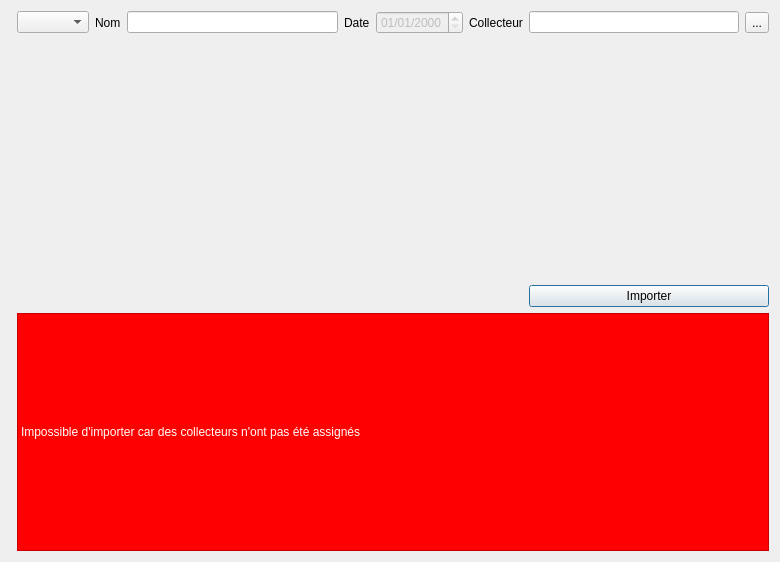
Before: the Qt Designer form ui/ui_databrowserdialog.ui in opengisch/QGIS_TEKSI_Wincan_Importer_Plugin, drawn with Qt 5.
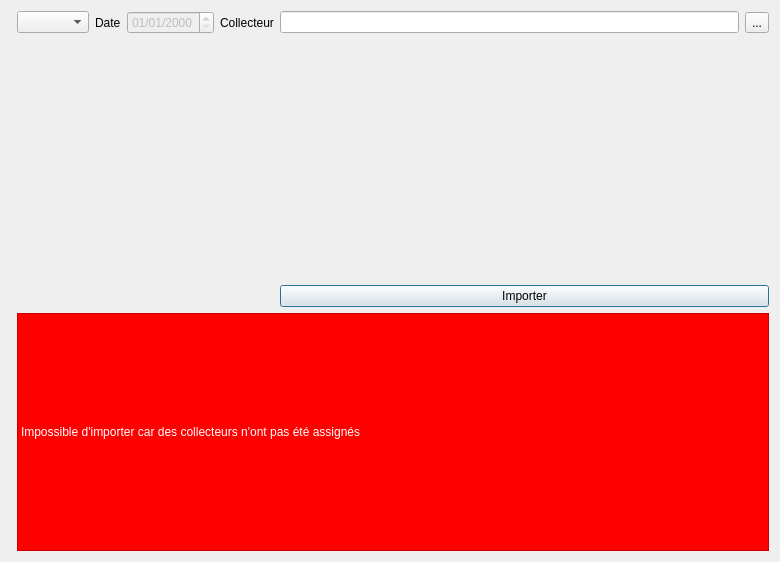
After: the same form once the commit is applied. Icons and pictures are not drawn. Custom widgets are drawn as their Qt base class.

What changed in the file:
```diff
--- a/ui/ui_databrowserdialog.ui
+++ b/ui/ui_databrowserdialog.ui
@@ -14,50 +14,14 @@
    <string>Wincan 2 QGEP</string>
   </property>
   <layout class="QGridLayout" name="gridLayout">
-   <item row="0" column="2">
-    <widget class="QLabel" name="label">
-     <property name="text">
-      <string>Nom</string>
-     </property>
-    </widget>
-   </item>
-   <item row="0" column="6">
+   <item row="0" column="4">
     <widget class="QLabel" name="label_3">
      <property name="text">
       <string>Collecteur</string>
      </property>
     </widget>
    </item>
-   <item row="0" column="3">
-    <widget class="QLineEdit" name="nameEdit"/>
-   </item>
-   <item row="0" column="4">
-    <widget class="QLabel" name="label_2">
-     <property name="text">
-      <string>Date</string>
-     </property>
-    </widget>
-   </item>
-   <item row="0" column="5">
-    <widget class="QDateTimeEdit" name="dateTimeEdit">
-     <property name="enabled">
-      <bool>false</bool>
-     </property>
-     <property name="displayFormat">
-      <string notr="true">dd/MM/yyyy</string>
-     </property>
-     <property name="calendarPopup">
-      <bool>false</bool>
-     </property>
-    </widget>
-   </item>
-   <item row="0" column="1">
-    <widget class="QComboBox" name="projectCombo"/>
-   </item>
-   <item row="0" column="7">
-    <widget class="QLineEdit" name="channelNameEdit"/>
-   </item>
-   <item row="0" column="8">
+   <item row="0" column="6">
     <widget class="QToolButton" name="searchButton">
      <property name="text">
       <string>...</string>
@@ -68,32 +32,7 @@
      </property>
     </widget>
    </item>
-   <item row="1" column="0" colspan="9">
-    <widget class="SectionWidget" name="sectionWidget" native="true">
-     <layout class="QGridLayout" name="gridLayout_2">
-      <property name="leftMargin">
-       <number>0</number>
-      </property>
-      <property name="topMargin">
-       <number>0</number>
-      </property>
-      <property name="rightMargin">
-       <number>0</number>
-      </property>
-      <property name="bottomMargin">
-       <number>0</number>
-      </property>
-     </layout>
-    </widget>
-   </item>
-   <item row="2" column="7" colspan="2">
-    <widget class="QPushButton" name="importButton">
-     <property name="text">
-      <string>Importer</string>
-     </property>
-    </widget>
-   </item>
-   <item row="3" column="1" colspan="8">
+   <item row="3" column="1" colspan="6">
     <widget class="QLabel" name="cannotImportLabel">
      <property name="autoFillBackground">
       <bool>false</bool>
@@ -121,6 +60,57 @@
      </property>
     </widget>
    </item>
+   <item row="1" column="0" colspan="7">
+    <widget class="SectionWidget" name="sectionWidget" native="true">
+     <layout class="QGridLayout" name="gridLayout_2">
+      <property name="leftMargin">
+       <number>0</number>
+      </property>
+      <property name="topMargin">
+       <number>0</number>
+      </property>
+      <property name="rightMargin">
+       <number>0</number>
+      </property>
+      <property name="bottomMargin">
+       <number>0</number>
+      </property>
+     </layout>
+    </widget>
+   </item>
+   <item row="0" column="2">
+    <widget class="QLabel" name="label_2">
+     <property name="text">
+      <string>Date</string>
+     </property>
+    </widget>
+   </item>
+   <item row="2" column="5" colspan="2">
+    <widget class="QPushButton" name="importButton">
+     <property name="text">
+      <string>Importer</string>
+     </property>
+    </widget>
+   </item>
+   <item row="0" column="3">
+    <widget class="QDateTimeEdit" name="dateTimeEdit">
+     <property name="enabled">
+      <bool>false</bool>
+     </property>
+     <property name="displayFormat">
+      <string notr="true">dd/MM/yyyy</string>
+     </property>
+     <property name="calendarPopup">
+      <bool>false</bool>
+     </property>
+    </widget>
+   </item>
+   <item row="0" column="1">
+    <widget class="QComboBox" name="projectCombo"/>
+   </item>
+   <item row="0" column="5">
+    <widget class="QLineEdit" name="channelNameEdit"/>
+   </item>
   </layout>
  </widget>
  <customwidgets>
```
